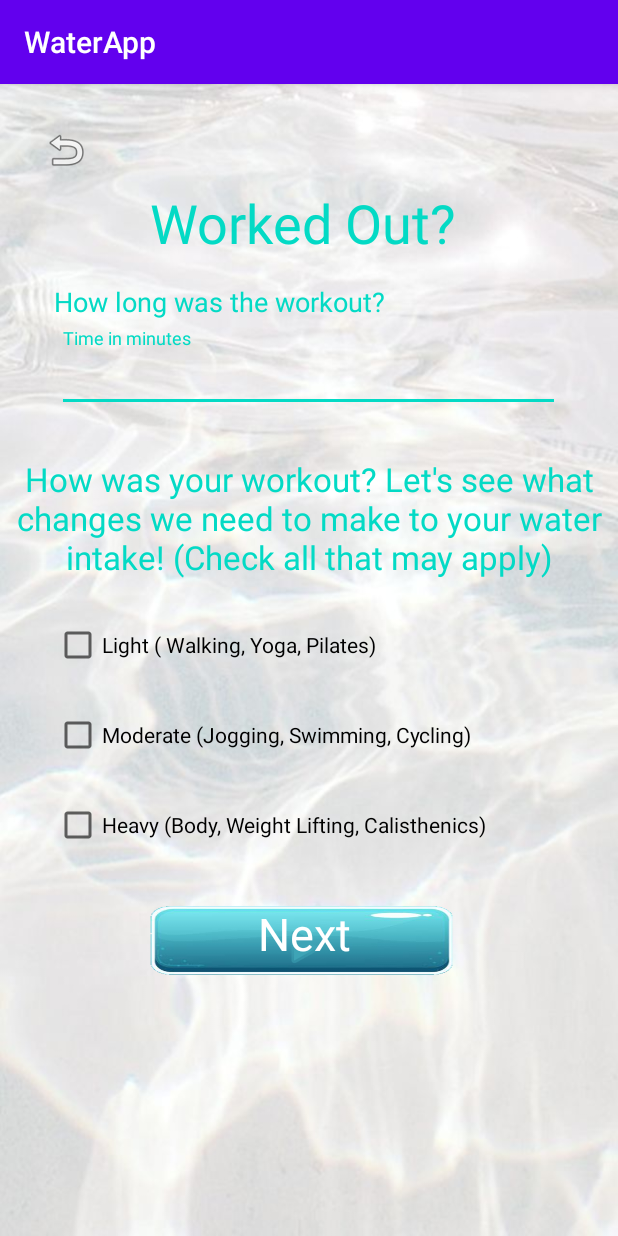
After one commit to aorom1997/HelloH20, an Android app: the Workout screen opened directly, with no data from a screen before it, on a phone screen of 412 x 824 dp. The commit adds this screen. Run offline under Robolectric (Android 15) with nearby library versions, the phone set to English and light mode, and no system bars.

Commit message:
Added 2 more activities

```diff
--- a/app/src/main/AndroidManifest.xml
+++ b/app/src/main/AndroidManifest.xml
@@ -9,7 +9,9 @@
         android:roundIcon="@mipmap/ic_launcher_round"
         android:supportsRtl="true"
         android:theme="@style/AppTheme">
-        <activity android:name=".Home"></activity>
+        <activity android:name=".Weather"></activity>
+        <activity android:name=".Workout" />
+        <activity android:name=".Home" />
         <activity android:name=".AppSetting" />
         <activity android:name=".Settings" />
         <activity android:name=".InfoTab" />
--- /dev/null
+++ b/app/src/main/java/com/example/waterapp/Workout.kt
@@ -0,0 +1,29 @@
+package com.example.waterapp
+
+import android.content.Intent
+import androidx.appcompat.app.AppCompatActivity
+import android.os.Bundle
+import android.widget.ImageButton
+
+class Workout : AppCompatActivity() {
+    override fun onCreate(savedInstanceState: Bundle?) {
+        super.onCreate(savedInstanceState)
+        setContentView(R.layout.activity_workout)
+
+        val buttonBack3= findViewById<ImageButton>(R.id.backBtn3)
+        buttonBack3.setOnClickListener {
+            val i = Intent( this , Home::class.java)
+            startActivity(i);
+        }
+
+        val buttonNext= findViewById<ImageButton>(R.id.button10)
+        buttonNext.setOnClickListener {
+            //val Time = time.text.toString();
+
+            val intent2 = Intent( this , Home::class.java)
+            //intent2.putExtra("time", time);
+            startActivity(intent2);
+
+        }
+    }
+}
--- /dev/null
+++ b/app/src/main/res/layout/activity_workout.xml
@@ -0,0 +1,129 @@
+<?xml version="1.0" encoding="utf-8"?>
+<androidx.constraintlayout.widget.ConstraintLayout xmlns:android="http://schemas.android.com/apk/res/android"
+    xmlns:app="http://schemas.android.com/apk/res-auto"
+    xmlns:tools="http://schemas.android.com/tools"
+    android:layout_width="match_parent"
+    android:layout_height="match_parent"
+    android:background="@drawable/waterbg"
+    tools:context=".Workout">
+
+    <ImageButton
+        android:id="@+id/button10"
+        android:layout_width="239dp"
+        android:layout_height="122dp"
+        android:layout_marginStart="84dp"
+        android:layout_marginTop="4dp"
+        android:background="@drawable/block"
+        android:contentDescription="@string/buttonblock"
+        android:tint="#3ea4b6"
+        android:visibility="visible"
+        app:layout_constraintStart_toStartOf="parent"
+        app:layout_constraintTop_toBottomOf="@+id/checkBox6"
+        app:srcCompat="@android:drawable/ic_media_play" />
+
+    <TextView
+        android:id="@+id/textView14"
+        android:layout_width="wrap_content"
+        android:layout_height="wrap_content"
+        android:layout_marginStart="100dp"
+        android:layout_marginTop="68dp"
+        android:text="@string/worked_out"
+        android:textColor="@color/colorAccent"
+        android:textSize="36sp"
+        app:layout_constraintStart_toStartOf="parent"
+        app:layout_constraintTop_toTopOf="parent" />
+
+    <com.google.android.material.textfield.TextInputLayout
+        android:id="@+id/textInputLayout6"
+        android:layout_width="335dp"
+        android:layout_height="66dp"
+        android:layout_marginStart="38dp"
+        android:layout_marginTop="5dp"
+        app:layout_constraintStart_toStartOf="parent"
+        app:layout_constraintTop_toBottomOf="@+id/textView15">
+
+        <com.google.android.material.textfield.TextInputEditText
+            android:layout_width="match_parent"
+            android:layout_height="wrap_content"
+            android:hint="@string/time_in_minutesw" />
+    </com.google.android.material.textfield.TextInputLayout>
+
+    <TextView
+        android:id="@+id/textView15"
+        android:layout_width="wrap_content"
+        android:layout_height="wrap_content"
+        android:layout_marginStart="36dp"
+        android:layout_marginTop="16dp"
+        android:text="@string/how_long_was_the_workout"
+        android:textColor="@color/colorAccent"
+        android:textSize="18sp"
+        app:layout_constraintStart_toStartOf="parent"
+        app:layout_constraintTop_toBottomOf="@+id/textView14" />
+
+    <CheckBox
+        android:id="@+id/checkBox4"
+        android:layout_width="wrap_content"
+        android:layout_height="wrap_content"
+        android:layout_marginStart="36dp"
+        android:layout_marginTop="28dp"
+        android:text="@string/light_walking_yoga_pilates"
+        app:layout_constraintStart_toStartOf="parent"
+        app:layout_constraintTop_toBottomOf="@+id/textView16" />
+
+    <CheckBox
+        android:id="@+id/checkBox6"
+        android:layout_width="wrap_content"
+        android:layout_height="wrap_content"
+        android:layout_marginStart="36dp"
+        android:layout_marginTop="28dp"
+        android:text="@string/heavy_body_weight_lifting_calisthenics"
+        app:layout_constraintStart_toStartOf="parent"
+        app:layout_constraintTop_toBottomOf="@+id/checkBox5" />
+
+    <CheckBox
+        android:id="@+id/checkBox5"
+        android:layout_width="wrap_content"
+        android:layout_height="wrap_content"
+        android:layout_marginStart="36dp"
+        android:layout_marginTop="28dp"
+        android:text="@string/moderate_jogging_swimming_cycling"
+        app:layout_constraintStart_toStartOf="parent"
+        app:layout_constraintTop_toBottomOf="@+id/checkBox4" />
+
+    <TextView
+        android:id="@+id/textView16"
+        android:layout_width="wrap_content"
+        android:layout_height="wrap_content"
+        android:layout_marginTop="20dp"
+        android:text="@string/how_was_your_workout_let_s_see_what_changes_we_need_to_make_to_your_water_intake_check_all_that_may_apply"
+        android:textAlignment="center"
+        android:textColor="@color/colorAccent"
+        android:textSize="22sp"
+        app:layout_constraintStart_toStartOf="parent"
+        app:layout_constraintTop_toBottomOf="@+id/textInputLayout6" />
+
+    <ImageButton
+        android:id="@+id/backBtn3"
+        android:layout_width="wrap_content"
+        android:layout_height="wrap_content"
+        android:layout_marginStart="16dp"
+        android:layout_marginTop="18dp"
+        android:backgroundTint="@android:color/transparent"
+        android:contentDescription="@string/todo"
+        app:layout_constraintStart_toStartOf="parent"
+        app:layout_constraintTop_toTopOf="parent"
+        app:srcCompat="@android:drawable/ic_menu_revert" />
+
+    <TextView
+        android:id="@+id/textView18"
+        android:layout_width="wrap_content"
+        android:layout_height="wrap_content"
+        android:layout_marginStart="172dp"
+        android:layout_marginTop="36dp"
+        android:text="@string/next"
+        android:textColor="#ffffffff"
+        android:textSize="30sp"
+        app:layout_constraintStart_toStartOf="parent"
+        app:layout_constraintTop_toBottomOf="@+id/checkBox6" />
+
+</androidx.constraintlayout.widget.ConstraintLayout>
--- a/app/src/main/res/values/strings.xml
+++ b/app/src/main/res/values/strings.xml
@@ -41,4 +41,17 @@
     <string name="https_www_cdc_gov_healthyweight_healthy_eating_water_and_healthier_drinks_html">https://www.cdc.gov/healthyweight/healthy_eating/water-and-healthier-drinks.html</string>
     <string name="daily_h20_intake">Daily H20 Intake</string>
     <string name="tap_the_pitcher_to_fill_your_progress">Tap the pitcher to fill your progress!</string>
+    <string name="worked_out">Worked Out?</string>
+    <string name="hint">hint</string>
+    <string name="time_in_minutes">Time in Minutes</string>
+    <string name="heavy_body_weight_lifting_calisthenics">Heavy (Body, Weight Lifting, Calisthenics)</string>
+    <string name="moderate_jogging_swimming_cycling">Moderate (Jogging, Swimming, Cycling)</string>
+    <string name="how_long_was_the_workout">How long was the workout?</string>
+    <string name="how_was_your_workout_let_s_see_what_changes_we_need_to_make_to_your_water_intake_check_all_that_may_apply">How was your workout? Let\'s see what changes we need to make to your water intake! (Check all that may apply)</string>
+    <string name="light_walking_yoga_pilates">Light ( Walking, Yoga, Pilates)</string>
+    <string name="time_in_minutesw">Time in minutes</string>
+    <string name="weather">Weather</string>
+    <string name="city_placeholder">City: Placeholder</string>
+    <string name="temp">##</string>
+    <string name="you_will_need_to_drink_x_more_cups_of_water_for_today">You will need to drink X more cups of water for today!</string>
 </resources>
```
Also changed, not shown: app/src/main/java/com/example/waterapp/Home.kt (+12 -1 lines), app/src/main/java/com/example/waterapp/Weather.kt (added, +19 -0 lines), app/src/main/res/layout/activity_home.xml (+19 -0 lines), app/src/main/res/layout/activity_weather.xml (added, +69 -0 lines), app/src/main/res/drawable/cloud.png (added), app/src/main/res/drawable/image0.png (added).
